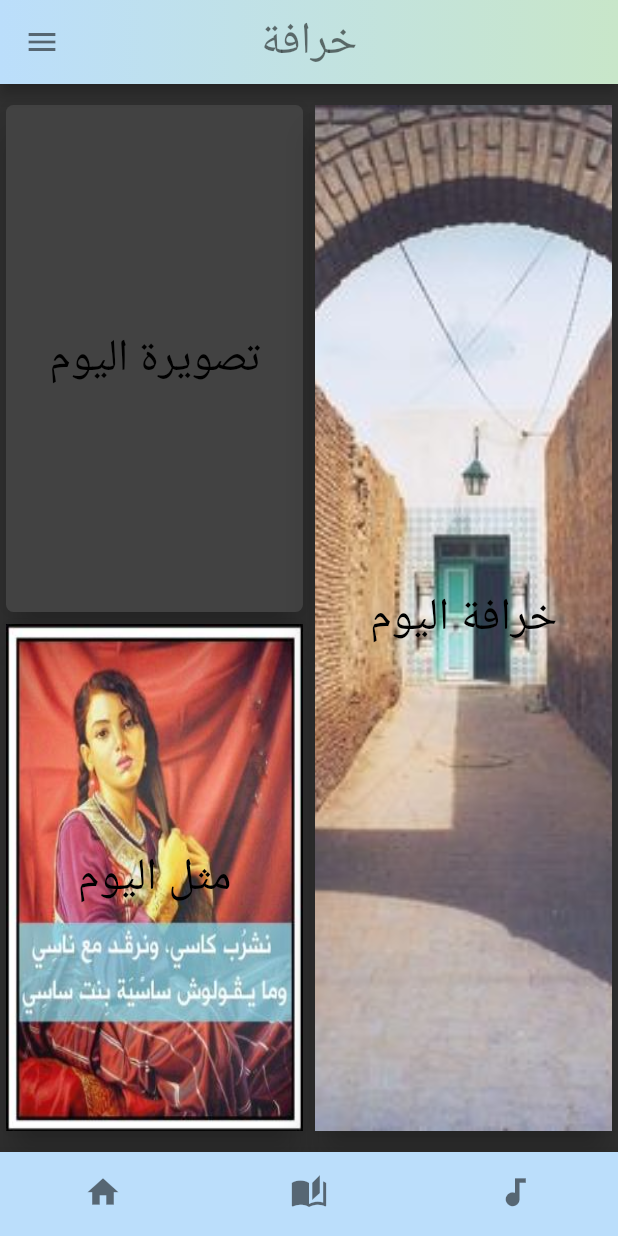
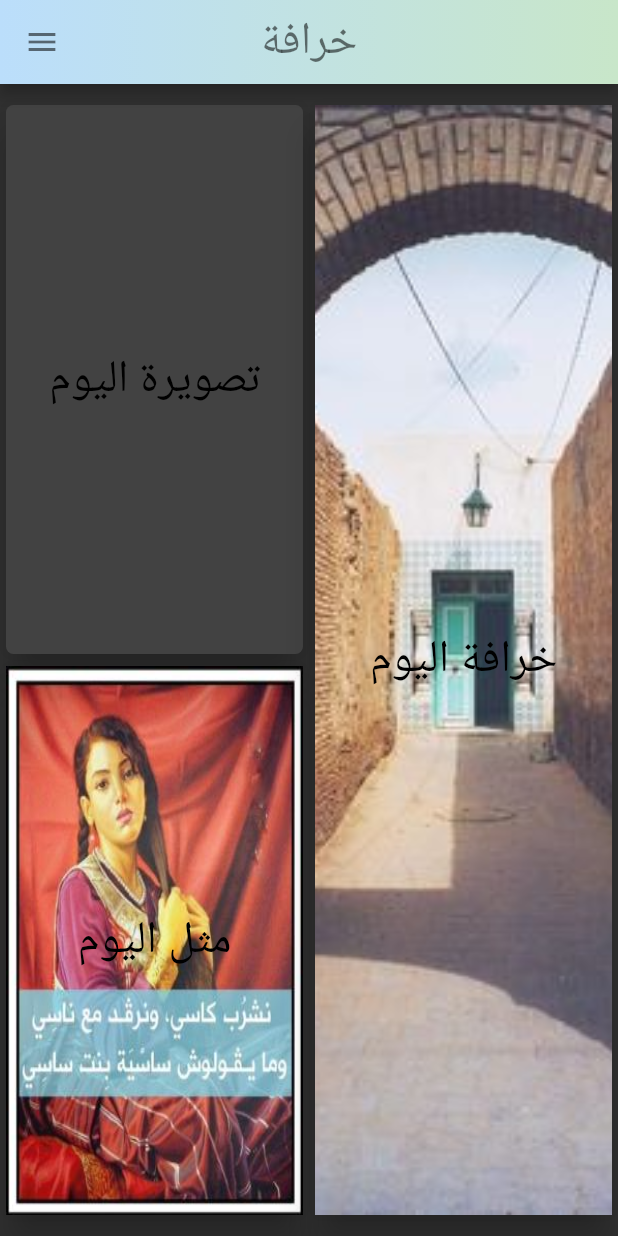
Before and after one commit to jaycer95/Khrafa, a Flutter app: the screen it shows after launch, on a phone screen of 412 x 824 dp. Run offline on Flutter 3.47's test engine with Material 2 defaults, Android fonts, the light colour scheme and no system bars; drawn by our look-alikes of flip_card; our stand-ins replace assets_audio_player, carousel_slider, flutter_neumorphic, gradient_app_bar, splashscreen, tuple; missing offline and left inert: contactus, google_fonts_arabic, page_turn.

Commit message:
add comment to home and delete the buttomNavigationBar

```diff
--- a/Khrafa/lib/home.dart
+++ b/Khrafa/lib/home.dart
@@ -1,15 +1,19 @@
+import 'package:Khrafa/drawer.dart';
 import 'package:flutter/material.dart';
 import 'package:gradient_app_bar/gradient_app_bar.dart';
 import 'package:google_fonts_arabic/fonts.dart';
 import 'homescreen.dart';
 import 'contact.dart';
 import 'sliders.dart';
+import 'drawer.dart';
 import 'config.dart';
 import 'rateus.dart';
 import 'audio/try.dart';
 import 'package:tuple/tuple.dart' show Tuple2;
 import 'dart:ui';
 
+
+//class of home page
 class MyHomePage extends StatefulWidget {
   MyHomePage({Key key}) : super(key: key);
   @override
@@ -27,7 +31,7 @@ class _MyHomePageState extends State<MyHomePage> {
   int _selectedPage = 0;
 
   PageController _pageController = PageController();
-
+//widget build the content of the home page
   @override
   Widget build(BuildContext context) {
     return Scaffold(
@@ -56,141 +60,7 @@ class _MyHomePageState extends State<MyHomePage> {
         },
         controller: _pageController,
       ),
-      bottomNavigationBar: BottomNavigationBar(
-        showSelectedLabels: false,
-        showUnselectedLabels: false,
-        iconSize: 25,
-        backgroundColor: Colors.blue[100],
-        items: [
-          BottomNavigationBarItem(
-            icon: Icon(
-              Icons.home,
-              color: Colors.black54,
-            ),
-            label: 'Home',
-          ),
-          BottomNavigationBarItem(
-            icon: Icon(
-              Icons.auto_stories,
-              color: Colors.black54,
-            ),
-            label: 'Library',
-          ),
-          BottomNavigationBarItem(
-            icon: Icon(
-              Icons.audiotrack,
-              color: Colors.black54,
-            ),
-            label: 'Audio Library',
-          ),
-        ],
-        currentIndex: _selectedPage,
-        onTap: (index) {
-          setState(() {
-            _selectedPage = index;
-            _pageController.animateToPage(_selectedPage,
-                duration: Duration(milliseconds: 300), curve: Curves.linear);
-          });
-        },
-      ),
-      drawer: Drawer(
-        child: ListView(
-          padding: EdgeInsets.zero,
-          children: <Widget>[
-            DrawerHeader(
-                margin: EdgeInsets.only(bottom: 20),
-                padding: EdgeInsets.zero,
-                decoration: BoxDecoration(
-                    image: DecorationImage(
-                        fit: BoxFit.cover,
-                        image: AssetImage('assets/images/barbuttom-1.jpg'))),
-                child: ClipRRect(
-                  child: BackdropFilter(
-                    filter: ImageFilter.blur(sigmaX: 2.5, sigmaY: 2.5),
-                    child: Container(
-                      alignment: Alignment.center,
-                      color: Colors.grey.withOpacity(0.1),
-                      child: Text(
-                        "Settings",
-                        textAlign: TextAlign.start,
-                        style: TextStyle(
-                            fontSize: 35, fontWeight: FontWeight.bold),
-                      ),
-                    ),
-                  ),
-                )),
-            ListTile(
-              leading: Icon(
-                Icons.palette,
-                size: 40.0,
-              ),
-              contentPadding: EdgeInsets.all(20.0),
-              title: Text('Theme'),
-              subtitle:
-                  Text('Change from light theme to dark theme and backwards'),
-              onTap: () {
-                currentTheme.switchTheme();
-                Navigator.pop(context);
-              },
-            ),
-            ListTile(
-              leading: Icon(
-                Icons.star,
-                size: 40.0,
-              ),
-              contentPadding: EdgeInsets.all(20.0),
-              title: Text('Rate Us'),
-              onTap: () async {
-                int stars = await showDialog(
-                    context: context, builder: (_) => RatingDialog());
-
-                if (stars == null) return;
-
-                print('Selected rate stars: $stars');
-                Navigator.pop(context);
-              },
-            ),
-            ListTile(
-              leading: Icon(
-                Icons.phone,
-                size: 40.0,
-              ),
-              contentPadding: EdgeInsets.all(20.0),
-              title: Text('Contact'),
-              onTap: () {
-                Navigator.push(context,
-                    MaterialPageRoute(builder: (context) => Contact()));
-              },
-            ),
-            ListTile(
-              leading: Icon(
-                Icons.info,
-                size: 40.0,
-              ),
-              contentPadding: EdgeInsets.all(20.0),
-              title: Text('About'),
-              onTap: () {
-                showAboutDialog(
-                  context: context,
-                  applicationIcon: Image.asset(
-                    'assets/images/applogo.png',
-                    width: 50,
-                    height: 50,
-                  ),
-                  applicationName: 'Khrafa',
-                  applicationVersion: '1.0.0',
-                  children: <Widget>[
-                    Text(
-                        'Khrafa is free app developed by Khawla Jlassi , Jacer Dabbabi and Imen Ayari. This is a school project made for Holberton School of Tunis'),
-                    Text(
-                        'It is an An integenerational bed-time story , for parents and kids going through folkloric stories of Tunisia')
-                  ],
-                );
-              },
-            ),
-          ],
-        ),
-      ),
+      drawer: DrawerClass(),
     );
   }
 }
```
